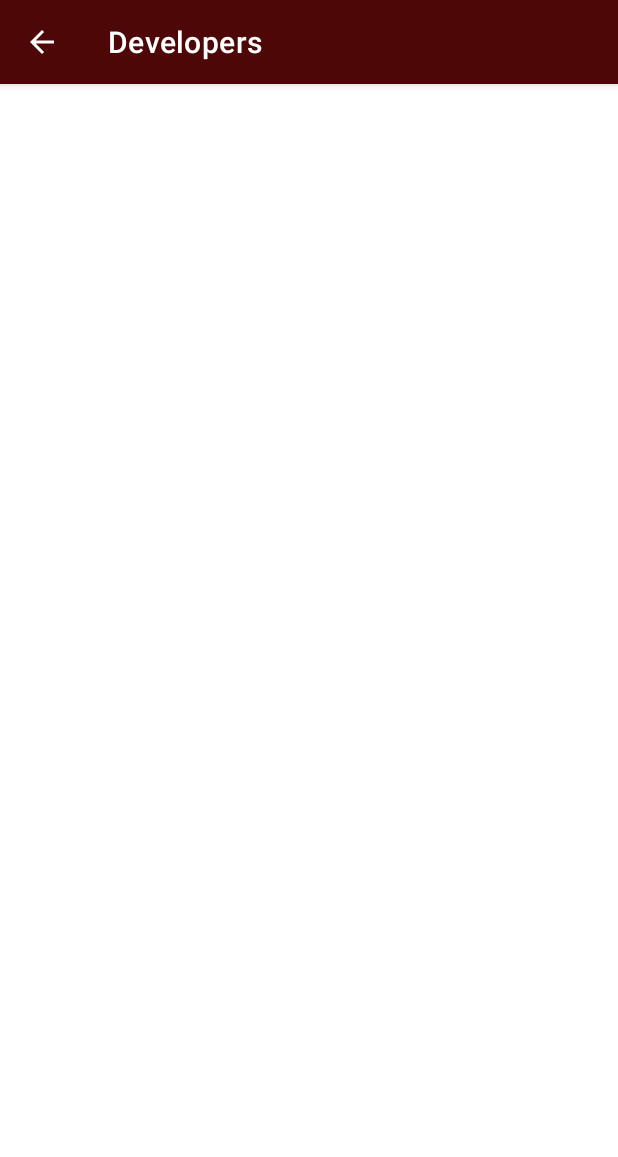
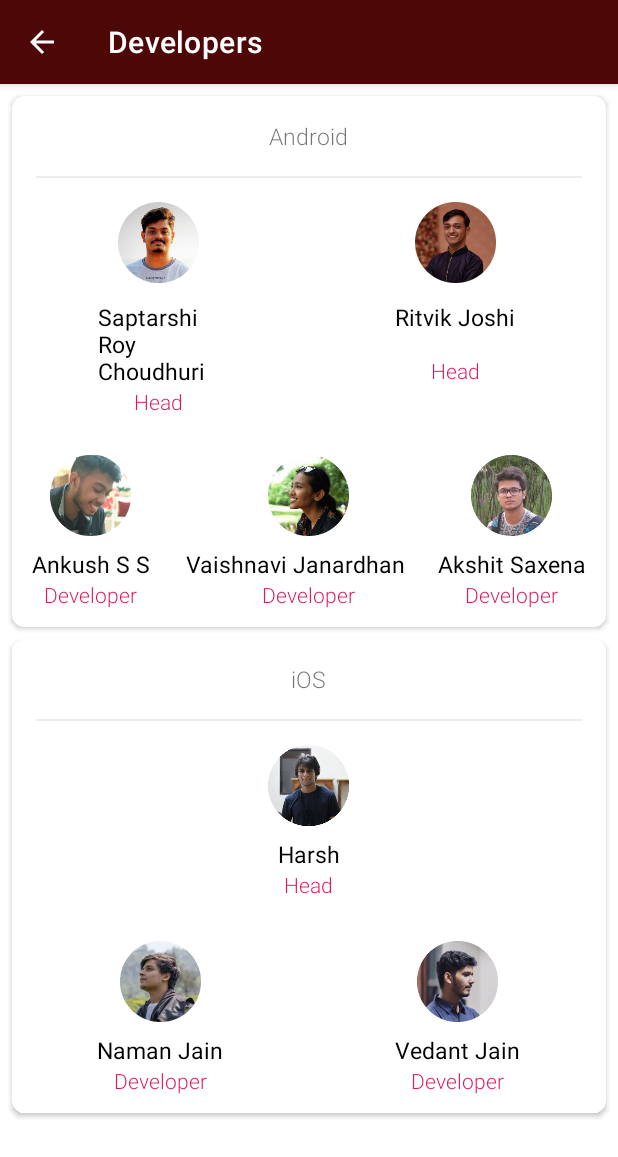
Before and after one commit to saptarshi97/Revels19, an Android app: the DevelopersActivity screen opened directly, with no data from a screen before it, on a phone screen of 412 x 824 dp. Shown: the top 1157 px of the screen. Run offline under Robolectric (Android 15) with nearby library versions, the phone set to English and light mode, and no system bars.

Commit message:
developers page

```diff
--- a/app/src/main/res/layout/activity_developers.xml
+++ b/app/src/main/res/layout/activity_developers.xml
@@ -8,6 +8,7 @@
         android:id="@+id/app_bar"
         android:layout_width="match_parent"
         android:layout_height="wrap_content"
+        android:elevation="@dimen/padding_quarter"
         android:theme="@style/ThemeOverlay.AppCompat.Dark.ActionBar">
 
         <androidx.appcompat.widget.Toolbar
@@ -22,4 +23,20 @@
 
     </com.google.android.material.appbar.AppBarLayout>
 
+    <androidx.core.widget.NestedScrollView
+        android:layout_width="match_parent"
+        android:layout_height="wrap_content"
+        app:layout_behavior="@string/appbar_scrolling_view_behavior">
+
+        <LinearLayout
+            android:layout_width="match_parent"
+            android:layout_height="match_parent"
+            android:orientation="vertical">
+
+            <include layout="@layout/android_cardview" />
+
+            <include layout="@layout/ios_cardview" />
+
+        </LinearLayout>
+    </androidx.core.widget.NestedScrollView>
 </androidx.coordinatorlayout.widget.CoordinatorLayout>
--- /dev/null
+++ b/app/src/main/res/layout/android_cardview.xml
@@ -0,0 +1,229 @@
+<androidx.cardview.widget.CardView
+    xmlns:android="http://schemas.android.com/apk/res/android"
+    xmlns:app="http://schemas.android.com/apk/res-auto"
+    app:cardCornerRadius="@dimen/padding_half"
+    android:layout_width="match_parent"
+    android:layout_height="wrap_content"
+    android:layout_marginBottom="0dp"
+    android:layout_marginLeft="@dimen/padding_half"
+    android:layout_marginRight="@dimen/padding_half"
+    android:layout_marginTop="@dimen/padding_half">
+
+
+    <LinearLayout
+        android:layout_width="match_parent"
+        android:layout_height="match_parent"
+        android:orientation="vertical">
+
+        <LinearLayout
+            android:layout_width="match_parent"
+            android:layout_height="wrap_content"
+            android:gravity="center"
+            android:orientation="vertical"
+            android:paddingBottom="@dimen/padding_half"
+            android:paddingTop="@dimen/padding_default">
+
+            <TextView
+                android:layout_width="wrap_content"
+                android:layout_height="wrap_content"
+                android:fontFamily="sans-serif-light"
+                android:text="Android"
+                android:textSize="15sp" />
+
+            <View
+                android:layout_width="match_parent"
+                android:layout_height="1dp"
+                android:layout_marginLeft="@dimen/padding_default"
+                android:layout_marginRight="@dimen/padding_default"
+                android:layout_marginTop="@dimen/padding_default"
+                android:background="@android:drawable/divider_horizontal_bright" />
+        </LinearLayout>
+
+        <LinearLayout
+            android:layout_width="match_parent"
+            android:layout_height="match_parent">
+
+            <LinearLayout
+                android:layout_width="195dp"
+                android:layout_height="wrap_content"
+                android:gravity="center"
+                android:orientation="vertical"
+                android:paddingTop="@dimen/padding_half">
+
+                <ImageView
+                    android:layout_width="54dp"
+                    android:layout_height="54dp"
+                    android:layout_centerHorizontal="true"
+                    android:layout_marginBottom="12dp"
+                    android:src="@drawable/dev_icon_saptarshi" />
+
+
+                <TextView
+                    android:layout_width="80dp"
+                    android:layout_gravity="center"
+                    android:layout_height="wrap_content"
+                    android:text="Saptarshi Roy Choudhuri"
+                    android:textColor="@color/black"
+                    android:textSize="15sp" />
+
+                <TextView
+                    android:layout_width="wrap_content"
+                    android:layout_height="wrap_content"
+                    android:fontFamily="sans-serif-light"
+                    android:text="Head"
+                    android:textColor="@color/colorAccent"
+                    android:textSize="14sp" />
+
+            </LinearLayout>
+
+        <LinearLayout
+            android:layout_width="match_parent"
+            android:layout_height="wrap_content"
+            android:gravity="center"
+            android:orientation="vertical"
+            android:paddingTop="@dimen/padding_half">
+
+            <ImageView
+                android:id="@+id/imageViewAndroid"
+                android:layout_width="54dp"
+                android:layout_height="54dp"
+                android:layout_marginBottom="12dp"
+                android:src="@drawable/ritvik220" />
+
+
+            <TextView
+                android:id="@+id/textViewAndroid"
+                android:layout_width="80dp"
+                android:layout_height="wrap_content"
+                android:gravity="center"
+                android:text="Ritvik Joshi"
+                android:textColor="@color/black"
+                android:textSize="15sp" />
+
+            <TextView
+                android:id="@+id/textViewPositionAndroid"
+                android:layout_width="wrap_content"
+                android:layout_marginTop="15dp"
+                android:layout_gravity="center_horizontal"
+                android:layout_height="50dp"
+                android:text="Head"
+                android:fontFamily="sans-serif-light"
+                android:textColor="@color/colorAccent"
+                android:textSize="14sp" />
+
+        </LinearLayout>
+        </LinearLayout>
+
+        <LinearLayout
+            android:layout_marginTop="8dp"
+            android:layout_width="match_parent"
+            android:layout_height="wrap_content"
+            android:baselineAligned="false"
+            android:gravity="center"
+            android:orientation="horizontal"
+            android:paddingBottom="@dimen/padding_quarter">
+
+            <LinearLayout
+                android:layout_width="wrap_content"
+                android:layout_height="wrap_content"
+                android:layout_margin="@dimen/padding_half"
+                android:layout_weight="1"
+                android:layout_marginLeft="1dp"
+                android:gravity="center_horizontal"
+                android:orientation="vertical">
+
+                <ImageView
+                    android:layout_width="54dp"
+                    android:layout_height="54dp"
+                    android:layout_marginBottom="@dimen/padding_half"
+                    android:src="@drawable/ankush220" />
+
+                <TextView
+                    android:id="@+id/textView11"
+                    android:layout_width="wrap_content"
+                    android:layout_height="wrap_content"
+                    android:gravity="center_horizontal"
+                    android:text="Ankush S S"
+                    android:textColor="@color/black"
+                    android:textSize="15sp" />
+
+                <TextView
+                    android:layout_width="wrap_content"
+                    android:layout_height="wrap_content"
+                    android:fontFamily="sans-serif-light"
+                    android:text="Developer"
+                    android:textColor="@color/colorAccent"
+                    android:textSize="14sp" />
+
+            </LinearLayout>
+
+            <LinearLayout
+                android:layout_width="wrap_content"
+                android:layout_height="wrap_content"
+                android:layout_margin="@dimen/padding_half"
+
+                android:gravity="center_horizontal"
+                android:orientation="vertical">
+
+                <ImageView
+                    android:layout_width="54dp"
+                    android:layout_height="54dp"
+                    android:layout_marginLeft="10dp"
+                    android:layout_marginBottom="@dimen/padding_half"
+                    android:src="@drawable/vaishnavi220" />
+
+                <TextView
+                    android:layout_width="wrap_content"
+                    android:layout_height="wrap_content"
+                    android:text="Vaishnavi Janardhan"
+                    android:layout_marginLeft="2dp"
+                    android:textColor="@color/black"
+                    android:textSize="15sp" />
+
+                <TextView
+                    android:layout_width="wrap_content"
+                    android:layout_height="wrap_content"
+                    android:fontFamily="sans-serif-light"
+                    android:layout_marginLeft="10dp"
+                    android:text="Developer"
+                    android:textColor="@color/colorAccent"
+                    android:textSize="14sp" />
+
+            </LinearLayout>
+
+            <LinearLayout
+                android:layout_width="wrap_content"
+                android:layout_height="wrap_content"
+                android:layout_margin="@dimen/padding_half"
+                android:layout_weight="1"
+                android:gravity="center_horizontal"
+                android:orientation="vertical">
+
+                <ImageView
+                    android:layout_width="54dp"
+                    android:layout_height="54dp"
+                    android:layout_marginBottom="@dimen/padding_half"
+                    android:src="@drawable/akshit220" />
+
+                <TextView
+                    android:layout_width="wrap_content"
+                    android:layout_height="wrap_content"
+                    android:gravity="center_horizontal"
+                    android:text="Akshit Saxena"
+                    android:textColor="@color/black"
+                    android:textSize="15sp" />
+
+                <TextView
+                    android:layout_width="wrap_content"
+                    android:layout_height="wrap_content"
+                    android:fontFamily="sans-serif-light"
+                    android:text="Developer"
+                    android:textColor="@color/colorAccent"
+                    android:textSize="14sp" />
+
+            </LinearLayout>
+
+        </LinearLayout>
+    </LinearLayout>
+
+</androidx.cardview.widget.CardView>
--- /dev/null
+++ b/app/src/main/res/layout/ios_cardview.xml
@@ -0,0 +1,159 @@
+<androidx.cardview.widget.CardView
+    xmlns:android="http://schemas.android.com/apk/res/android"
+    xmlns:app="http://schemas.android.com/apk/res-auto"
+    app:cardCornerRadius="@dimen/padding_half"
+    android:layout_width="match_parent"
+    android:layout_height="wrap_content"
+    android:layout_marginBottom="5dp"
+    android:layout_marginLeft="@dimen/padding_half"
+    android:layout_marginRight="@dimen/padding_half"
+    android:layout_marginTop="@dimen/padding_half">
+
+
+    <LinearLayout
+        android:layout_width="match_parent"
+        android:layout_height="match_parent"
+        android:orientation="vertical">
+
+        <LinearLayout
+            android:layout_width="match_parent"
+            android:layout_height="wrap_content"
+            android:gravity="center"
+            android:orientation="vertical"
+            android:paddingBottom="@dimen/padding_half"
+            android:paddingTop="@dimen/padding_default">
+
+            <TextView
+                android:layout_width="wrap_content"
+                android:layout_height="wrap_content"
+                android:fontFamily="sans-serif-light"
+                android:text="iOS"
+                android:textSize="15sp" />
+
+            <View
+                android:layout_width="match_parent"
+                android:layout_height="1dp"
+                android:layout_marginLeft="@dimen/padding_default"
+                android:layout_marginRight="@dimen/padding_default"
+                android:layout_marginTop="@dimen/padding_default"
+                android:background="@android:drawable/divider_horizontal_bright" />
+        </LinearLayout>
+
+        <LinearLayout
+            android:layout_width="match_parent"
+            android:layout_height="wrap_content"
+            android:baselineAligned="false"
+            android:gravity="center"
+            android:orientation="horizontal"
+            android:paddingBottom="@dimen/padding_quarter">
+
+            <LinearLayout
+                android:layout_margin="@dimen/padding_half"
+                android:layout_width="wrap_content"
+                android:layout_height="wrap_content"
+                android:layout_weight="1"
+                android:gravity="center_horizontal"
+                android:orientation="vertical">
+
+                <ImageView
+                    android:layout_width="54dp"
+                    android:layout_height="54dp"
+                    android:layout_marginBottom="@dimen/padding_half"
+                    android:src="@drawable/harsh2x" />
+
+                <TextView
+                    android:layout_width="wrap_content"
+                    android:layout_height="wrap_content"
+                    android:text="Harsh"
+                    android:textColor="@color/black"
+                    android:gravity="center_horizontal"
+                    android:textSize="15sp" />
+
+                <TextView
+                    android:layout_width="wrap_content"
+                    android:layout_height="wrap_content"
+                    android:text="Head"
+                    android:fontFamily="sans-serif-light"
+                    android:textColor="@color/colorAccent"
+                    android:textSize="14sp" />
+
+            </LinearLayout>
+        </LinearLayout>
+
+        <LinearLayout
+            android:layout_marginTop="8dp"
+            android:layout_width="match_parent"
+            android:layout_height="wrap_content"
+            android:baselineAligned="false"
+            android:gravity="center"
+            android:orientation="horizontal"
+            android:paddingBottom="@dimen/padding_quarter">
+
+            <LinearLayout
+                android:layout_width="wrap_content"
+                android:layout_height="wrap_content"
+                android:layout_margin="@dimen/padding_half"
+                android:layout_weight="1"
+                android:gravity="center_horizontal"
+                android:orientation="vertical">
+
+                <ImageView
+                    android:layout_width="54dp"
+                    android:layout_height="54dp"
+                    android:layout_marginBottom="@dimen/padding_half"
+                    android:src="@drawable/naman220" />
+
+                <TextView
+                    android:id="@+id/textView11"
+                    android:layout_width="wrap_content"
+                    android:layout_height="wrap_content"
+                    android:gravity="center_horizontal"
+                    android:text="Naman Jain"
+                    android:textColor="@color/black"
+                    android:textSize="15sp" />
+
+                <TextView
+                    android:layout_width="wrap_content"
+                    android:layout_height="wrap_content"
+                    android:fontFamily="sans-serif-light"
+                    android:text="Developer"
+                    android:textColor="@color/colorAccent"
+                    android:textSize="14sp" />
+
+            </LinearLayout>
+
+            <LinearLayout
+                android:layout_width="wrap_content"
+                android:layout_height="wrap_content"
+                android:layout_margin="@dimen/padding_half"
+                android:layout_weight="1"
+                android:gravity="center_horizontal"
+                android:orientation="vertical">
+
+                <ImageView
+                    android:layout_width="54dp"
+                    android:layout_height="54dp"
+                    android:layout_marginBottom="@dimen/padding_half"
+                    android:src="@drawable/vedant220" />
+
+                <TextView
+                    android:layout_width="wrap_content"
+                    android:layout_height="wrap_content"
+                    android:gravity="center_horizontal"
+                    android:text="Vedant Jain"
+                    android:textColor="@color/black"
+                    android:textSize="15sp" />
+
+                <TextView
+                    android:layout_width="wrap_content"
+                    android:layout_height="wrap_content"
+                    android:fontFamily="sans-serif-light"
+                    android:text="Developer"
+                    android:textColor="@color/colorAccent"
+                    android:textSize="14sp" />
+
+            </LinearLayout>
+        </LinearLayout>
+    </LinearLayout>
+
+</androidx.cardview.widget.CardView>
```
Also changed, not shown: 2 other files.
